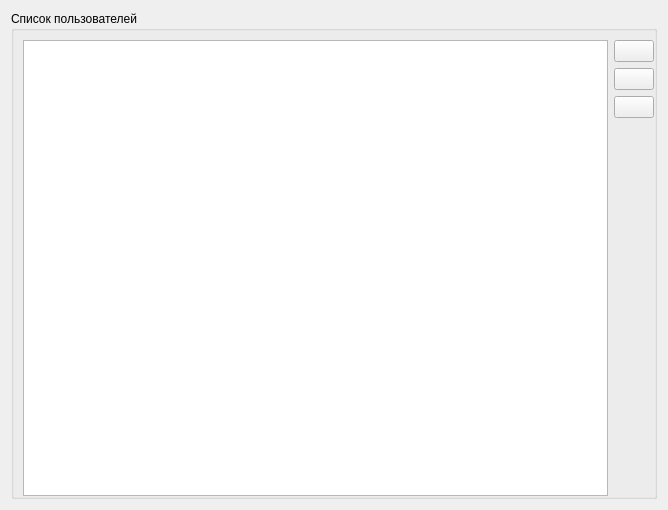
This is msystem/src/administrator/mainadminwidget.ui in megakoko/m-system as Qt 5 draws it before an edit. The edited form follows.
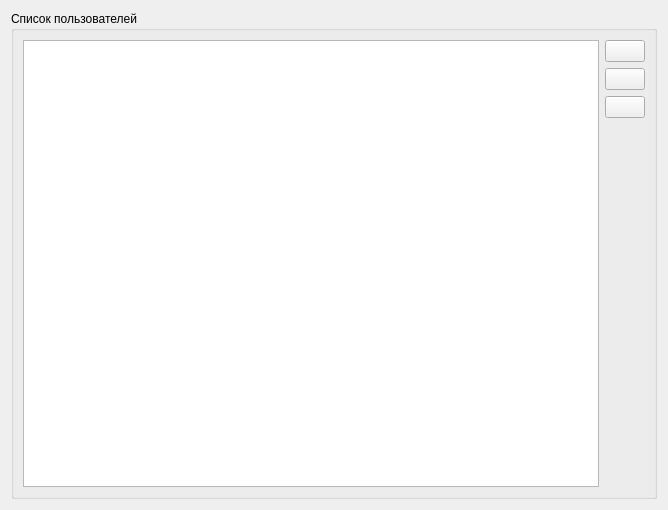
This is the edited form. Icons and pictures are not drawn.

```diff
--- a/msystem/src/administrator/mainadminwidget.ui
+++ b/msystem/src/administrator/mainadminwidget.ui
@@ -20,12 +20,6 @@
       <string>Список пользователей</string>
      </property>
      <layout class="QHBoxLayout" name="horizontalLayout">
-      <property name="rightMargin">
-       <number>0</number>
-      </property>
-      <property name="bottomMargin">
-       <number>0</number>
-      </property>
       <item>
        <widget class="QTableView" name="m_view">
         <property name="editTriggers">
```
